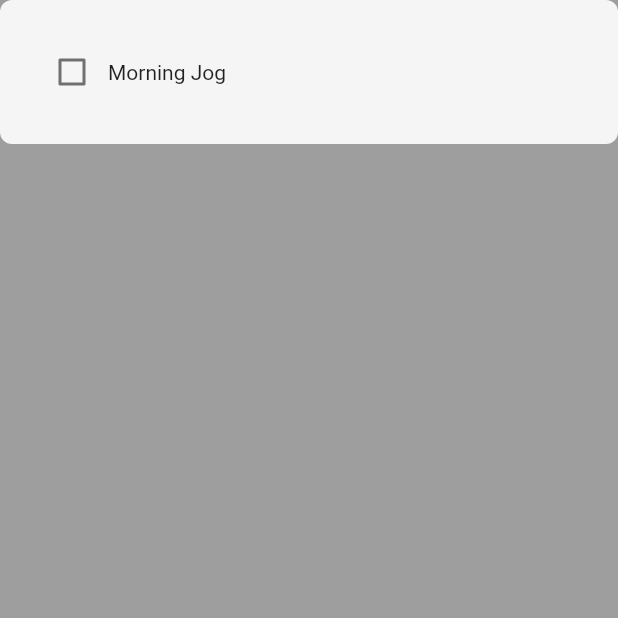
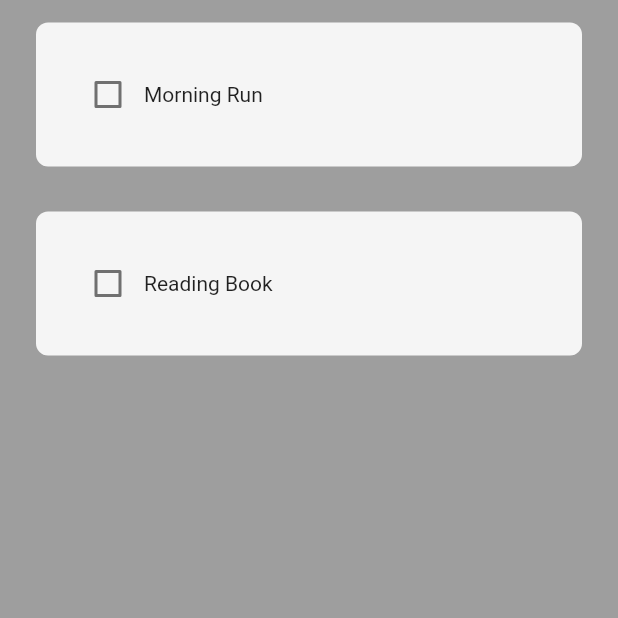
Before and after one commit to Dan-Sutton/habit-tracker, a Flutter app: the screen it shows after launch, on a phone screen of 412 x 824 dp, the top half of it. Run offline on Flutter 3.47's test engine with Material 2 defaults, Android fonts, the phone set to English and light mode, and no system bars.

Commit message:
creating tiles with list view builder

```diff
--- a/lib/components/habit_tile.dart
+++ b/lib/components/habit_tile.dart
@@ -15,7 +15,7 @@ class HabitTile extends StatelessWidget {
   @override
   Widget build(BuildContext context) {
     return Container(
-      padding: EdgeInsets.all(24),
+      padding: const EdgeInsets.all(24),
       decoration: BoxDecoration(
           color: Colors.grey[100], borderRadius: BorderRadius.circular(8)),
       child: Row(
--- a/lib/pages/home_page.dart
+++ b/lib/pages/home_page.dart
@@ -10,11 +10,16 @@ class HomePage extends StatefulWidget {
 }
 
 class _HomePageState extends State<HomePage> {
+  List todaysHabitList = [
+    ["Morning Run", false],
+    ["Reading Book", false]
+  ];
+
   bool habitCompleted = false;
 
-  void checkBoxTapped(bool? value) {
+  void checkBoxTapped(bool? value, int index) {
     setState(() {
-      habitCompleted = value!;
+      todaysHabitList[index][1] = value;
     });
   }
 
@@ -22,15 +27,17 @@ class _HomePageState extends State<HomePage> {
   Widget build(BuildContext context) {
     return Scaffold(
       backgroundColor: Colors.grey,
-      body: ListView(
-        children: [
-          // Habit Tiles
-          HabitTile(
-            habitCompleted: habitCompleted,
-            habitName: 'Morning Jog',
-            onChanged: (value) => checkBoxTapped(value),
-          )
-        ],
+      body: ListView.builder(
+        itemCount: todaysHabitList.length,
+        itemBuilder: ((context, index) {
+          return Padding(
+            padding: const EdgeInsets.symmetric(horizontal: 24, vertical: 15),
+            child: HabitTile(
+                habitName: todaysHabitList[index][0],
+                habitCompleted: todaysHabitList[index][1],
+                onChanged: (value) => checkBoxTapped(value, index)),
+          );
+        }),
       ),
     );
   }
```
